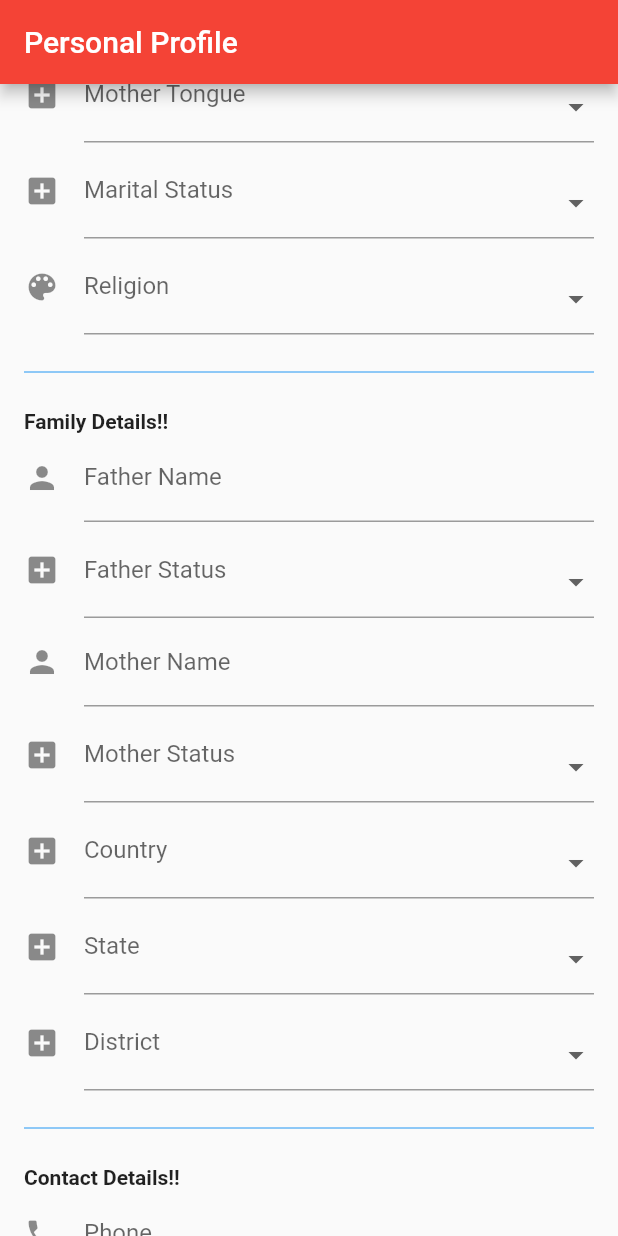
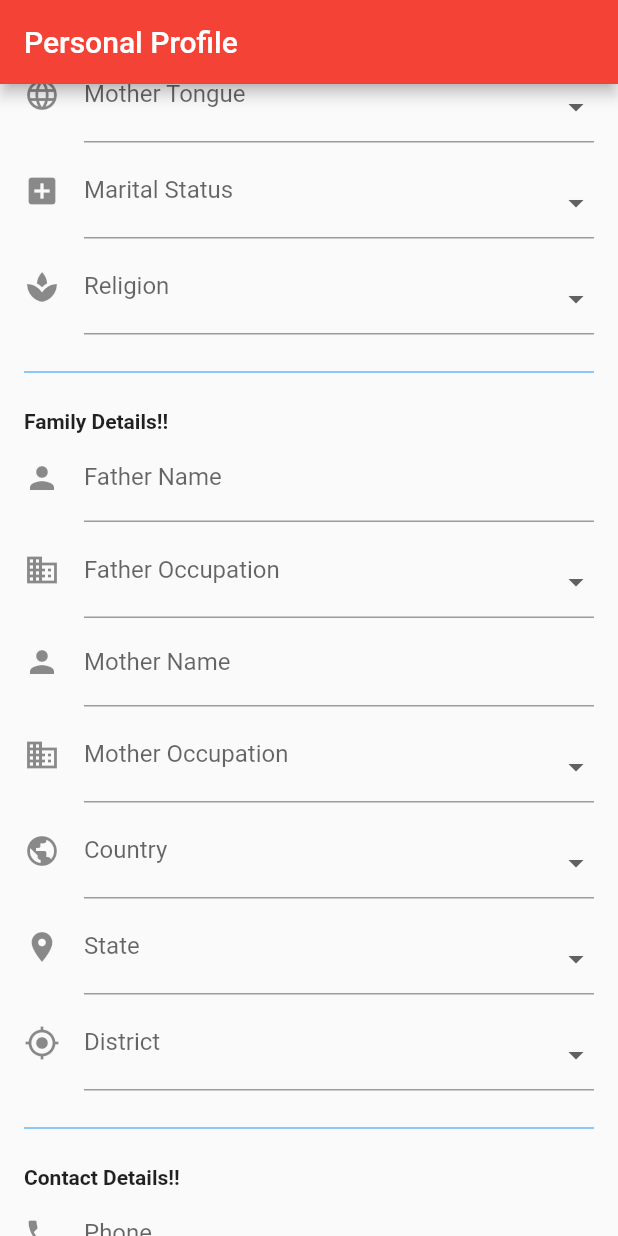
Before and after one commit to ashok010/flutter_app, a Flutter app: the screen it shows after launch, scrolled down 576 dp, on a phone screen of 412 x 824 dp. Run offline on Flutter 3.47's test engine with Material 2 defaults, Android fonts, the phone set to English and light mode, and no system bars.

Commit message:
UI improvements

```diff
--- a/lib/main.dart
+++ b/lib/main.dart
@@ -162,7 +162,7 @@ class _MyHomePageState extends State<MyHomePage> {
                       ),
                       new InputDecorator(
                         decoration: const InputDecoration(
-                          icon: const Icon(Icons.add_box),
+                          icon: const Icon(Icons.public),
                           labelText: 'Country',
                         ),
                         isEmpty: _country == '',
@@ -186,7 +186,7 @@ class _MyHomePageState extends State<MyHomePage> {
                       ),
                       new InputDecorator(
                         decoration: const InputDecoration(
-                          icon: const Icon(Icons.add_box),
+                          icon: const Icon(Icons.language),
                           labelText: 'Mother Tongue',
                         ),
                         isEmpty: _language == '',
@@ -234,7 +234,7 @@ class _MyHomePageState extends State<MyHomePage> {
                       ),
                       new InputDecorator(
                         decoration: const InputDecoration(
-                          icon: const Icon(Icons.color_lens),
+                          icon: const Icon(Icons.spa),
                           labelText: 'Religion',
                         ),
                         isEmpty: _color == '',
@@ -275,8 +275,8 @@ class _MyHomePageState extends State<MyHomePage> {
                       ),
                       new InputDecorator(
                         decoration: const InputDecoration(
-                          icon: const Icon(Icons.add_box),
-                          labelText: 'Father Status',
+                          icon: const Icon(Icons.business),
+                          labelText: 'Father Occupation',
                         ),
                         isEmpty: _father == '',
                         child: new DropdownButtonHideUnderline(
@@ -306,8 +306,8 @@ class _MyHomePageState extends State<MyHomePage> {
                       ),
                       new InputDecorator(
                         decoration: const InputDecoration(
-                          icon: const Icon(Icons.add_box),
-                          labelText: 'Mother Status',
+                          icon: const Icon(Icons.business),
+                          labelText: 'Mother Occupation',
                         ),
                         isEmpty: _mother == '',
                         child: new DropdownButtonHideUnderline(
@@ -330,7 +330,7 @@ class _MyHomePageState extends State<MyHomePage> {
                       ),
                       new InputDecorator(
                         decoration: const InputDecoration(
-                          icon: const Icon(Icons.add_box),
+                          icon: const Icon(Icons.public),
                           labelText: 'Country',
                         ),
                         isEmpty: _country == '',
@@ -354,7 +354,7 @@ class _MyHomePageState extends State<MyHomePage> {
                       ),
                       new InputDecorator(
                         decoration: const InputDecoration(
-                          icon: const Icon(Icons.add_box),
+                          icon: const Icon(Icons.location_on),
                           labelText: 'State',
                         ),
                         isEmpty: _state == '',
@@ -378,7 +378,7 @@ class _MyHomePageState extends State<MyHomePage> {
                       ),
                       new InputDecorator(
                         decoration: const InputDecoration(
-                          icon: const Icon(Icons.add_box),
+                          icon: const Icon(Icons.my_location),
                           labelText: 'District',
                         ),
                         isEmpty: _district == '',
```
